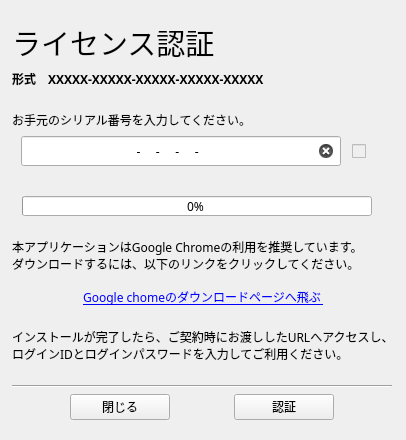
The window that mainwindow.ui (zhongdaojin/regist-serial) describes before a commit, drawn with Qt 5.
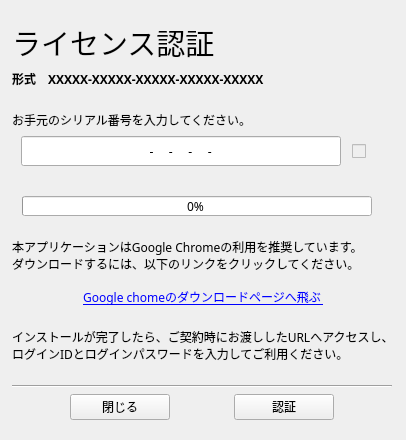
The same window after the commit.

```diff
--- a/mainwindow.ui
+++ b/mainwindow.ui
@@ -324,7 +324,7 @@
           <set>Qt::ImhNone</set>
          </property>
          <property name="inputMask">
-          <string>NNNNN-NNNNN-NNNNN-NNNNN-NNNNN</string>
+          <string>NNNNN-NNNNN-NNNNN-NNNNN-NNNNN; </string>
          </property>
          <property name="text">
           <string>----</string>
@@ -350,8 +350,8 @@
          <property name="cursorMoveStyle">
           <enum>Qt::LogicalMoveStyle</enum>
          </property>
-         <property name="clearButtonEnabled">
-          <bool>true</bool>
+         <property name="clearButtonEnabled" stdset="0">
+          <bool>false</bool>
          </property>
         </widget>
        </item>
```
Left out of the diff: 2 changed lines with no effect on the pictures.
